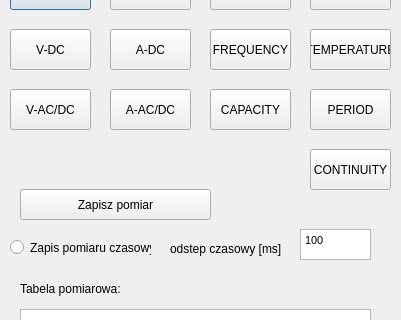
This is miernik.ui in Sc4redd/GDM_8341_program as Qt 5 draws it before an edit; both pictures show x 0 to 401 and y 101 to 421 of the 401 by 694 pixel window. The edited form follows.
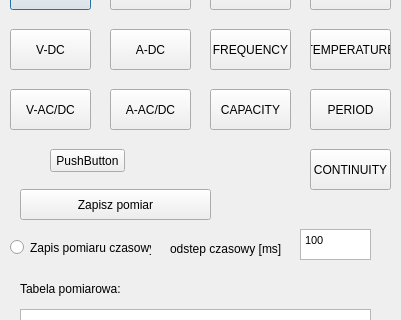
This is the edited form.

What changed in the file:
```diff
--- a/miernik.ui
+++ b/miernik.ui
@@ -298,6 +298,19 @@
     <string>CONTINUITY</string>
    </property>
   </widget>
+  <widget class="QPushButton" name="pushButton">
+   <property name="geometry">
+    <rect>
+     <x>50</x>
+     <y>250</y>
+     <width>75</width>
+     <height>23</height>
+    </rect>
+   </property>
+   <property name="text">
+    <string>PushButton</string>
+   </property>
+  </widget>
  </widget>
  <resources/>
  <connections/>
```
